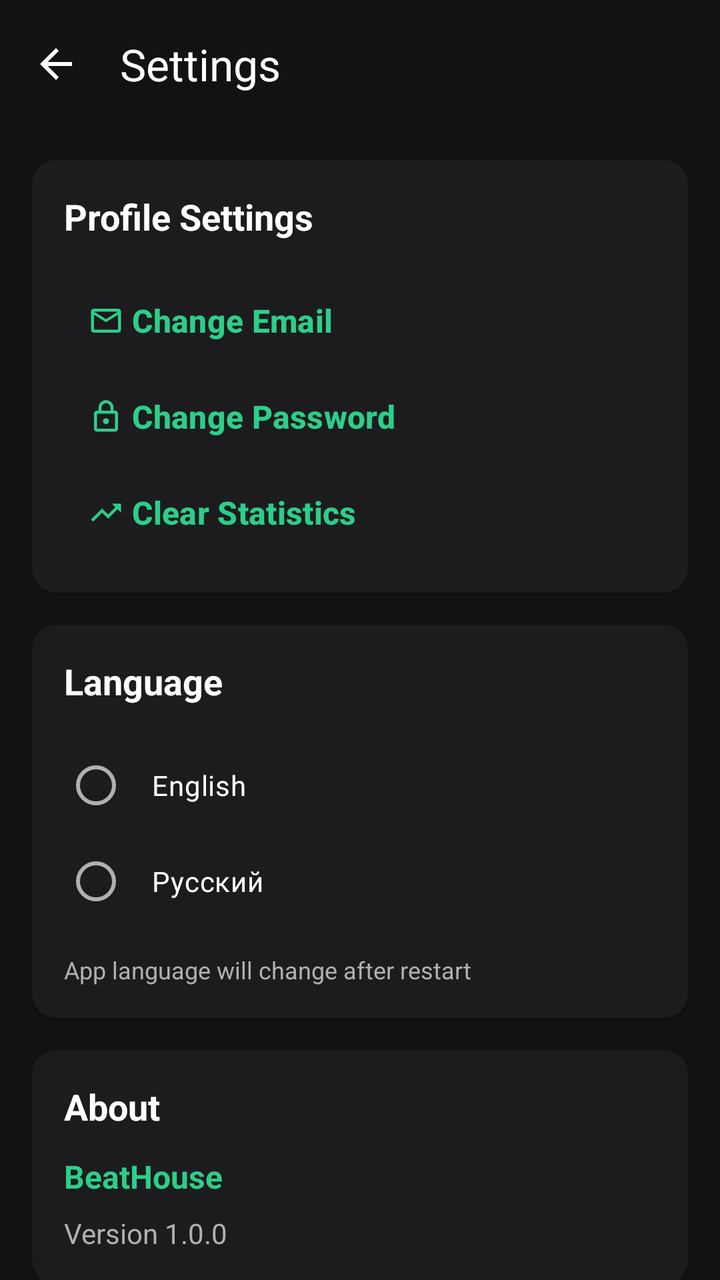
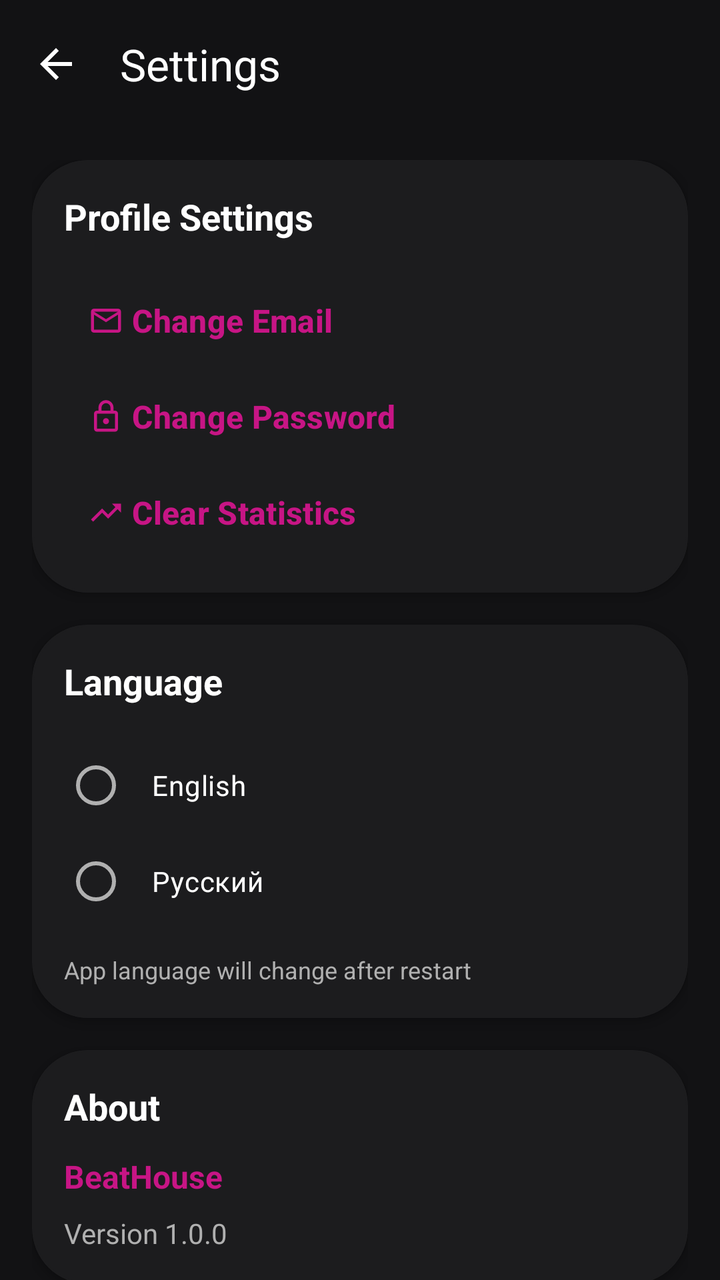

Two renders of the same Android screen: before a commit and after it. Below are the layout's source before the change and the commit's diff.
<!-- AndroidManifest.xml: activity theme Theme.BeatHouse.Dark -->
<!-- res/layout/activity_settings.xml -->
<?xml version="1.0" encoding="utf-8"?>
<LinearLayout xmlns:android="http://schemas.android.com/apk/res/android"
    xmlns:app="http://schemas.android.com/apk/res-auto"
    android:layout_width="match_parent"
    android:layout_height="match_parent"
    android:orientation="vertical"
    android:background="@color/surface">

    <com.google.android.material.appbar.MaterialToolbar
        android:id="@+id/toolbar"
        android:layout_width="match_parent"
        android:layout_height="?attr/actionBarSize"
        android:background="@color/surface"
        app:title="@string/settings"
        app:titleTextColor="@color/on_surface"
        app:navigationIcon="@drawable/ic_arrow_back"
        app:navigationIconTint="@color/on_surface" />

    <androidx.core.widget.NestedScrollView
        android:layout_width="match_parent"
        android:layout_height="match_parent">

        <LinearLayout
            android:layout_width="match_parent"
            android:layout_height="wrap_content"
            android:orientation="vertical"
            android:padding="16dp">

            
            <com.google.android.material.card.MaterialCardView
                android:layout_width="match_parent"
                android:layout_height="wrap_content"
                android:layout_marginBottom="16dp"
                app:cardCornerRadius="12dp"
                app:cardElevation="2dp"
                app:cardBackgroundColor="@color/surface_container">

                <LinearLayout
                    android:layout_width="match_parent"
                    android:layout_height="wrap_content"
                    android:orientation="vertical"
                    android:padding="16dp">

                    <TextView
                        android:layout_width="wrap_content"
                        android:layout_height="wrap_content"
                        android:text="@string/profile_settings"
                        android:textColor="@color/on_surface"
                        android:textSize="18sp"
                        android:textStyle="bold"
                        android:layout_marginBottom="16dp" />

                    <com.google.android.material.button.MaterialButton
                        android:id="@+id/btnChangeEmail"
                        android:layout_width="match_parent"
                        android:layout_height="wrap_content"
                        android:text="@string/change_email"
                        style="@style/Widget.Material3.Button.TextButton"
                        android:gravity="start|center_vertical"
                        app:icon="@drawable/ic_email"
                        app:iconGravity="textStart" />

                    <com.google.android.material.button.MaterialButton
                        android:id="@+id/btnChangePassword"
                        android:layout_width="match_parent"
                        android:layout_height="wrap_content"
                        android:text="@string/change_password"
                        style="@style/Widget.Material3.Button.TextButton"
                        android:gravity="start|center_vertical"
                        app:icon="@drawable/ic_lock"
                        app:iconGravity="textStart" />

                    <com.google.android.material.button.MaterialButton
                        android:id="@+id/btnClearStats"
                        android:layout_width="match_parent"
                        android:layout_height="wrap_content"
                        android:text="@string/clear_stats"
                        style="@style/Widget.Material3.Button.TextButton"
                        android:gravity="start|center_vertical"
                        app:icon="@drawable/ic_trending_up"
                        app:iconGravity="textStart" />

                </LinearLayout>

            </com.google.android.material.card.MaterialCardView>


            
            <com.google.android.material.card.MaterialCardView
                android:layout_width="match_parent"
                android:layout_height="wrap_content"
                android:layout_marginBottom="16dp"
                app:cardCornerRadius="12dp"
                app:cardElevation="2dp"
                app:cardBackgroundColor="@color/surface_container">

                <LinearLayout
                    android:layout_width="match_parent"
                    android:layout_height="wrap_content"
                    android:orientation="vertical"
                    android:padding="16dp">

                    <TextView
                        android:layout_width="wrap_content"
                        android:layout_height="wrap_content"
                        android:text="@string/language"
                        android:textColor="@color/on_surface"
                        android:textSize="18sp"
                        android:textStyle="bold"
                        android:layout_marginBottom="16dp" />

                    <RadioGroup
                        android:id="@+id/rgLanguage"
                        android:layout_width="match_parent"
                        android:layout_height="wrap_content">

                        <RadioButton
                            android:id="@+id/rbEnglish"
                            android:layout_width="match_parent"
                            android:layout_height="wrap_content"
                            android:text="@string/english"
                            android:textColor="@color/on_surface"
                            android:padding="12dp" />

                        <RadioButton
                            android:id="@+id/rbRussian"
                            android:layout_width="match_parent"
                            android:layout_height="wrap_content"
                            android:text="@string/russian"
                            android:textColor="@color/on_surface"
                            android:padding="12dp" />

                    </RadioGroup>

                    <TextView
                        android:layout_width="match_parent"
                        android:layout_height="wrap_content"
                        android:layout_marginTop="12dp"
                        android:text="@string/language_will_change"
                        android:textColor="@color/on_surface_variant"
                        android:textSize="12sp" />

                </LinearLayout>

            </com.google.android.material.card.MaterialCardView>

            
            <com.google.android.material.card.MaterialCardView
                android:layout_width="match_parent"
                android:layout_height="wrap_content"
                android:layout_marginBottom="16dp"
                app:cardCornerRadius="12dp"
                app:cardElevation="2dp"
                app:cardBackgroundColor="@color/surface_container">

                <LinearLayout
                    android:layout_width="match_parent"
                    android:layout_height="wrap_content"
                    android:orientation="vertical"
                    android:padding="16dp">

                    <TextView
                        android:layout_width="wrap_content"
                        android:layout_height="wrap_content"
                        android:text="@string/about"
                        android:textColor="@color/on_surface"
                        android:textSize="18sp"
                        android:textStyle="bold"
                        android:layout_marginBottom="12dp" />

                    <TextView
                        android:layout_width="wrap_content"
                        android:layout_height="wrap_content"
                        android:text="@string/app_name"
                        android:textColor="@color/primary"
                        android:textSize="16sp"
                        android:textStyle="bold" />

                    <TextView
                        android:layout_width="wrap_content"
                        android:layout_height="wrap_content"
                        android:layout_marginTop="8dp"
                        android:text="@string/version"
                        android:textColor="@color/on_surface_variant"
                        android:textSize="14sp" />

                </LinearLayout>

            </com.google.android.material.card.MaterialCardView>

            
            <com.google.android.material.card.MaterialCardView
                android:layout_width="match_parent"
                android:layout_height="wrap_content"
                app:cardCornerRadius="12dp"
                app:cardElevation="2dp"
                app:cardBackgroundColor="@color/surface_container">

                <LinearLayout
                    android:layout_width="match_parent"
                    android:layout_height="wrap_content"
                    android:orientation="vertical"
                    android:padding="16dp">

                    <TextView
                        android:layout_width="wrap_content"
                        android:layout_height="wrap_content"
                        android:text="@string/danger_zone"
                        android:textColor="@color/error_red"
                        android:textSize="18sp"
                        android:textStyle="bold"
                        android:layout_marginBottom="12dp" />

                    <TextView
                        android:layout_width="match_parent"
                        android:layout_height="wrap_content"
                        android:text="@string/delete_account_warning"
                        android:textColor="@color/on_surface_variant"
                        android:textSize="14sp"
                        android:layout_marginBottom="16dp" />

                    <com.google.android.material.button.MaterialButton
                        android:id="@+id/btnDeleteAccount"
                        android:layout_width="match_parent"
                        android:layout_height="56dp"
                        android:text="@string/delete_account"
                        android:textSize="16sp"
                        android:textStyle="bold"
                        android:textColor="@android:color/white"
                        app:cornerRadius="8dp"
                        app:backgroundTint="@color/error_red" />

                </LinearLayout>

            </com.google.android.material.card.MaterialCardView>

        </LinearLayout>

    </androidx.core.widget.NestedScrollView>

</LinearLayout>
<!-- resources referenced by this layout -->
<resources>
  <color name="error_red">#FF453A</color>
  <color name="on_surface">#FFFFFF</color>
  <color name="on_surface_variant">#B0B0B0</color>
  <color name="primary">#2DCE89</color>
  <color name="surface">#121214</color>
  <color name="surface_container">#1C1C1E</color>
  <string name="about">About</string>
  <string name="app_name">BeatHouse</string>
  <string name="change_email">Change Email</string>
  <string name="change_password">Change Password</string>
  <string name="clear_stats">Clear Statistics</string>
  <string name="danger_zone">Danger Zone</string>
  <string name="delete_account">Delete Account</string>
  <string name="delete_account_warning">This action cannot be undone. All your beats, orders and personal data will be permanently deleted.</string>
  <string name="english">English</string>
  <string name="language">Language</string>
  <string name="language_will_change">App language will change after restart</string>
  <string name="profile_settings">Profile Settings</string>
  <string name="russian">Русский</string>
  <string name="settings">Settings</string>
  <string name="version">Version 1.0.0</string>
  <style name="Theme.BeatHouse.Dark" parent="Theme.BeatHouse">
          <item name="colorSurface">@color/surface</item>
          <item name="android:windowBackground">@color/background</item>
      </style>
  <color name="background">#0B0B0D</color>
  <color name="primary_container">#004D40</color>
  <color name="on_primary">#FFFFFF</color>
  <color name="secondary">#8E8E93</color>
  <color name="secondary_container">#1C1C1E</color>
  <color name="on_secondary">#FFFFFF</color>
  <color name="error">#FF453A</color>
  <color name="error_container">#330000</color>
  <color name="surface_variant">#1A1A1C</color>
  <color name="outline">#1C1C1E</color>
  <style name="Widget.BeatHouse.Button" parent="Widget.Material3.Button">
          <item name="android:textSize">16sp</item>
          <item name="android:textStyle">bold</item>
          <item name="cornerRadius">12dp</item>
          <item name="iconGravity">textStart</item>
          <item name="iconPadding">8dp</item>
          <item name="android:insetTop">4dp</item>
          <item name="android:insetBottom">4dp</item>
          <item name="backgroundTint">@color/primary</item>
          <item name="android:textColor">@color/on_primary</item>
      </style>
  <style name="Widget.BeatHouse.Card" parent="Widget.Material3.CardView.Elevated">
          <item name="cardCornerRadius">16dp</item>
          <item name="cardElevation">0dp</item>
          <item name="strokeColor">@color/outline</item>
          <item name="strokeWidth">1dp</item>
          <item name="cardBackgroundColor">@color/surface_container</item>
      </style>
  <style name="Widget.BeatHouse.BottomNavigation" parent="Widget.Material3.BottomNavigationView">
          <item name="itemIconTint">@color/bottom_nav_icon_tint</item>
          <item name="itemTextColor">@color/bottom_nav_text_tint</item>
          <item name="itemBackground">@color/surface</item>
          <item name="android:background">@color/surface</item>
          <item name="elevation">0dp</item>
          <item name="itemPaddingTop">12dp</item>
          <item name="itemPaddingBottom">12dp</item>
      </style>
  <style name="Widget.BeatHouse.Chip" parent="Widget.Material3.Chip.Filter">
          <item name="chipCornerRadius">12dp</item>
          <item name="chipStrokeColor">@color/outline</item>
          <item name="chipStrokeWidth">1dp</item>
          <item name="android:textColor">@color/on_surface_variant</item>
          <item name="chipBackgroundColor">@color/surface_container</item>
          <item name="checkedIconTint">@color/primary</item>
          <item name="android:textSize">14sp</item>
      </style>
  <!-- unchanged entries left out for length: 7 -->
</resources>

<!-- the commit's change to res/layout/activity_settings.xml (unified diff, before → after) -->
@@ -31,7 +31,7 @@
                 android:layout_width="match_parent"
                 android:layout_height="wrap_content"
                 android:layout_marginBottom="16dp"
-                app:cardCornerRadius="12dp"
+                style="@style/Widget.BeatHouse.Card"
                 app:cardElevation="2dp"
                 app:cardBackgroundColor="@color/surface_container">
 
@@ -90,7 +90,7 @@
                 android:layout_width="match_parent"
                 android:layout_height="wrap_content"
                 android:layout_marginBottom="16dp"
-                app:cardCornerRadius="12dp"
+                style="@style/Widget.BeatHouse.Card"
                 app:cardElevation="2dp"
                 app:cardBackgroundColor="@color/surface_container">
 
@@ -149,7 +149,7 @@
                 android:layout_width="match_parent"
                 android:layout_height="wrap_content"
                 android:layout_marginBottom="16dp"
-                app:cardCornerRadius="12dp"
+                style="@style/Widget.BeatHouse.Card"
                 app:cardElevation="2dp"
                 app:cardBackgroundColor="@color/surface_container">
 
@@ -192,7 +192,7 @@
             <com.google.android.material.card.MaterialCardView
                 android:layout_width="match_parent"
                 android:layout_height="wrap_content"
-                app:cardCornerRadius="12dp"
+                style="@style/Widget.BeatHouse.Card"
                 app:cardElevation="2dp"
                 app:cardBackgroundColor="@color/surface_container">
 
@@ -227,7 +227,7 @@
                         android:textSize="16sp"
                         android:textStyle="bold"
                         android:textColor="@android:color/white"
-                        app:cornerRadius="8dp"
+                        app:cornerRadius="24dp"
                         app:backgroundTint="@color/error_red" />
 
                 </LinearLayout>
<!-- resource entries referenced after the edit -->
@@ -3,7 +3,7 @@
   <color name="error_red">#FF453A</color>
   <color name="on_surface">#FFFFFF</color>
   <color name="on_surface_variant">#B0B0B0</color>
-  <color name="primary">#2DCE89</color>
+  <color name="primary">#C71585</color>
   <color name="surface">#121214</color>
   <color name="surface_container">#1C1C1E</color>
   <string name="about">About</string>
@@ -26,7 +26,7 @@
           <item name="android:windowBackground">@color/background</item>
       </style>
   <color name="background">#0B0B0D</color>
-  <color name="primary_container">#004D40</color>
+  <color name="primary_container">#4D0033</color>
   <color name="on_primary">#FFFFFF</color>
   <color name="secondary">#8E8E93</color>
   <color name="secondary_container">#1C1C1E</color>
@@ -38,7 +38,7 @@
   <style name="Widget.BeatHouse.Button" parent="Widget.Material3.Button">
           <item name="android:textSize">16sp</item>
           <item name="android:textStyle">bold</item>
-          <item name="cornerRadius">12dp</item>
+          <item name="cornerRadius">24dp</item>
           <item name="iconGravity">textStart</item>
           <item name="iconPadding">8dp</item>
           <item name="android:insetTop">4dp</item>
@@ -47,7 +47,7 @@
           <item name="android:textColor">@color/on_primary</item>
       </style>
   <style name="Widget.BeatHouse.Card" parent="Widget.Material3.CardView.Elevated">
-          <item name="cardCornerRadius">16dp</item>
+          <item name="cardCornerRadius">28dp</item>
           <item name="cardElevation">0dp</item>
           <item name="strokeColor">@color/outline</item>
           <item name="strokeWidth">1dp</item>
@@ -56,14 +56,15 @@
   <style name="Widget.BeatHouse.BottomNavigation" parent="Widget.Material3.BottomNavigationView">
           <item name="itemIconTint">@color/bottom_nav_icon_tint</item>
           <item name="itemTextColor">@color/bottom_nav_text_tint</item>
-          <item name="itemBackground">@color/surface</item>
-          <item name="android:background">@color/surface</item>
+          <item name="itemBackground">@android:color/transparent</item>
+          <item name="android:background">@android:color/transparent</item>
           <item name="elevation">0dp</item>
           <item name="itemPaddingTop">12dp</item>
           <item name="itemPaddingBottom">12dp</item>
+          <item name="labelVisibilityMode">unlabeled</item>
       </style>
   <style name="Widget.BeatHouse.Chip" parent="Widget.Material3.Chip.Filter">
-          <item name="chipCornerRadius">12dp</item>
+          <item name="chipCornerRadius">20dp</item>
           <item name="chipStrokeColor">@color/outline</item>
           <item name="chipStrokeWidth">1dp</item>
           <item name="android:textColor">@color/on_surface_variant</item>
